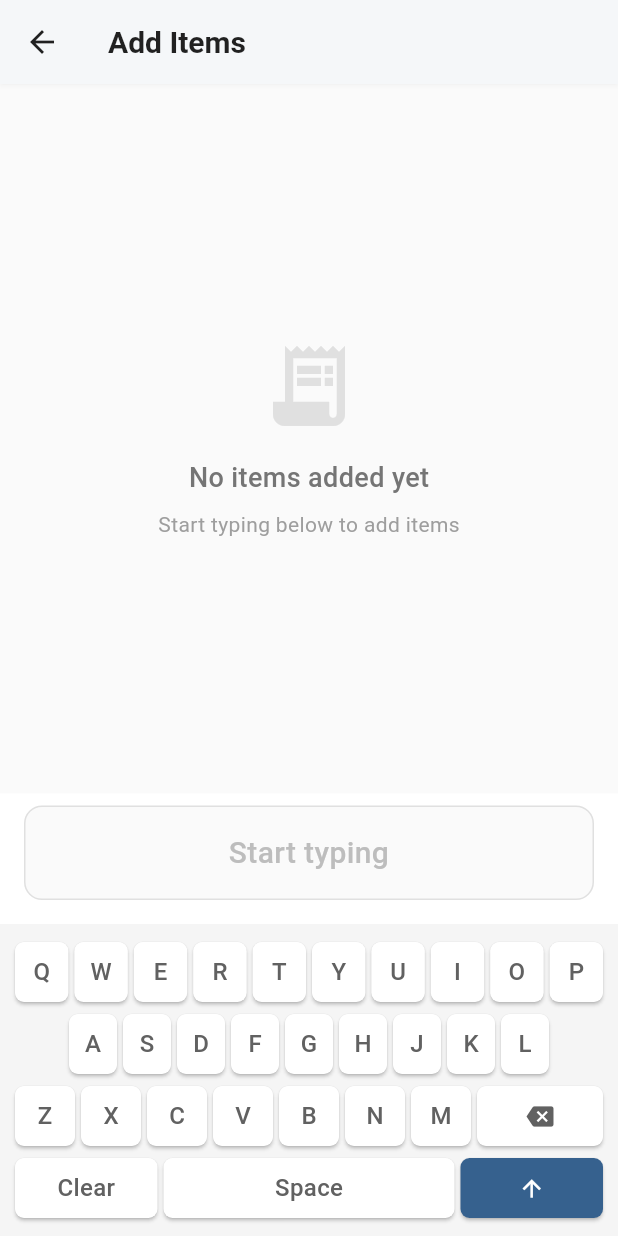
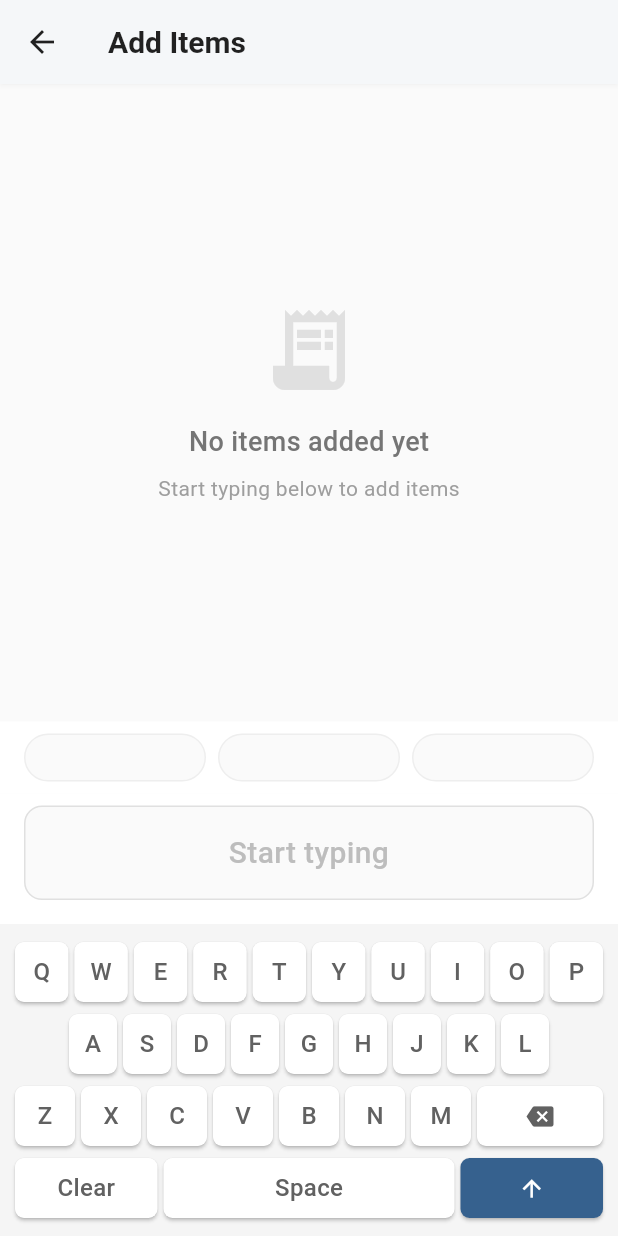
Before and after one commit to noodev8/splitdine2, a Flutter app: the AddNewItemScreen screen opened directly with empty values, on a phone screen of 412 x 824 dp. Run offline on Flutter 3.47's test engine with Material 3 defaults, Android fonts, the phone set to English and light mode, and no system bars; our stand-ins replace shared_preferences; accounts and stored records are empty.

Commit message:
Implement persistent WhatsApp-style suggestion bar for Flutter menu entry
- Remove loading/searching visual indicators for faster perceived typing speed
- Add persistent 3-slot suggestion bar: current word + 2 suggestions
- Remove _addSuggestionDirectly functionality and + button for cleaner UI
- Maintain word-based prediction and auto-spacing behavior
- Create consistent always-visible suggestion row to eliminate jarring appearance/disappearance

🤖 Generated with [Claude Code](https://claude.ai/code)

Co-Authored-By: Claude <noreply@anthropic.com>

```diff
--- a/splitdine2_flutter/lib/screens/add_new_item_screen.dart
+++ b/splitdine2_flutter/lib/screens/add_new_item_screen.dart
@@ -26,7 +26,6 @@ class _AddNewItemScreenState extends State<AddNewItemScreen> {
 
   bool _isAdding = false;
   List<Map<String, dynamic>> _suggestions = [];
-  bool _isSearching = false;
   int? _selectedSuggestionId;
 
   @override
@@ -59,22 +58,19 @@ class _AddNewItemScreenState extends State<AddNewItemScreen> {
 
     // Clear suggestions if no current word or too short (WhatsApp-style)
     if (currentWord.isEmpty || currentWord.length < 2) {
+      if (_suggestions.isNotEmpty) {
         setState(() {
           _suggestions = [];
           _selectedSuggestionId = null;
         });
+      }
       return;
     }
 
     // Trigger search with debouncing - search only the current word
-    setState(() {
-      _isSearching = true;
-    });
-
     _menuService.searchMenuItems(currentWord).then((result) {
       if (mounted) {
         setState(() {
-          _isSearching = false;
           if (result['success']) {
             _suggestions = List<Map<String, dynamic>>.from(result['suggestions']);
           } else {
@@ -228,22 +224,6 @@ class _AddNewItemScreenState extends State<AddNewItemScreen> {
     });
   }
 
-  Future<void> _addSuggestionDirectly(Map<String, dynamic> suggestion) async {
-    // Store the original user input for logging
-    final originalUserInput = _itemNameController.text.trim();
-
-    // Set the selected suggestion ID for logging
-    _selectedSuggestionId = suggestion['id'];
-
-    // Add the item directly - pass the original user input for logging
-    await _addItem(suggestion['name'], originalUserInput);
-
-    // Clear suggestions after adding
-    setState(() {
-      _suggestions = [];
-      _selectedSuggestionId = null;
-    });
-  }
 
   void _removeItem(int index) {
     setState(() {
@@ -290,6 +270,73 @@ class _AddNewItemScreenState extends State<AddNewItemScreen> {
         },
       ),
     );
+  }
+
+  // Get the current word being typed for display
+  String _getCurrentTypedWord() {
+    final text = _itemNameController.text;
+    final cursorPos = _itemNameController.selection.end;
+    final currentWord = _getCurrentWord(text, cursorPos);
+    return currentWord.isEmpty ? '' : currentWord;
+  }
+
+  // Get suggestion at index (null-safe)
+  String _getSuggestion(int index) {
+    if (_suggestions.length > index) {
+      return _suggestions[index]['name'] ?? '';
+    }
+    return '';
+  }
+
+  // Build a suggestion chip widget
+  Widget _buildSuggestionChip(String text, bool isCurrentWord) {
+    if (text.isEmpty) {
+      return Container(
+        height: 32,
+        decoration: BoxDecoration(
+          color: Colors.grey.shade50,
+          borderRadius: BorderRadius.circular(16),
+          border: Border.all(color: Colors.grey.shade200),
+        ),
+      );
+    }
+
+    return GestureDetector(
+      onTap: isCurrentWord ? null : () => _selectSuggestionByText(text),
+      child: Container(
+        height: 32,
+        padding: const EdgeInsets.symmetric(horizontal: 12),
+        decoration: BoxDecoration(
+          color: isCurrentWord ? Colors.grey.shade100 : Colors.blue.shade50,
+          borderRadius: BorderRadius.circular(16),
+          border: Border.all(
+            color: isCurrentWord ? Colors.grey.shade300 : Colors.blue.shade200,
+          ),
+        ),
+        alignment: Alignment.center,
+        child: Text(
+          text,
+          style: TextStyle(
+            fontSize: 13,
+            fontWeight: FontWeight.w500,
+            color: isCurrentWord ? Colors.grey.shade700 : Colors.blue.shade700,
+          ),
+          textAlign: TextAlign.center,
+          overflow: TextOverflow.ellipsis,
+        ),
+      ),
+    );
+  }
+
+  // Select suggestion by text
+  void _selectSuggestionByText(String suggestionText) {
+    final suggestion = _suggestions.firstWhere(
+      (s) => s['name'] == suggestionText,
+      orElse: () => {},
+    );
+    if (suggestion.isNotEmpty) {
+      _selectSuggestion(suggestion);
+    }
   }
 
   void _onKeyTap(String key) {
@@ -541,109 +588,30 @@ class _AddNewItemScreenState extends State<AddNewItemScreen> {
                   ),
           ),
 
-          // Autocomplete suggestions area
-          if (_suggestions.isNotEmpty)
+          // WhatsApp-style persistent suggestion bar
           Container(
             color: Colors.white,
-              child: Column(
-                children: [
-                  Container(
-                    height: 1,
-                    color: Colors.grey.shade300,
-                  ),
-                  ..._suggestions.map((suggestion) => Container(
-                    width: double.infinity,
-                    decoration: BoxDecoration(
-                      border: Border(
-                        bottom: BorderSide(
-                          color: Colors.grey.shade200,
-                          width: 0.5,
-                        ),
-                      ),
-                    ),
+            padding: const EdgeInsets.symmetric(horizontal: 16, vertical: 8),
             child: Row(
               children: [
-                        // Text area - tap to fill input field
+                // Current word being typed (left slot)
                 Expanded(
-                          child: InkWell(
-                            onTap: () => _selectSuggestion(suggestion),
-                            child: Container(
-                              padding: const EdgeInsets.symmetric(
-                                horizontal: 20,
-                                vertical: 12,
+                  child: _buildSuggestionChip(_getCurrentTypedWord(), true),
                 ),
-                              child: Row(
-                                children: [
-                                  Icon(
-                                    Icons.search,
-                                    size: 18,
-                                    color: Colors.grey.shade600,
+                const SizedBox(width: 8),
+                // First suggestion (middle slot)
+                Expanded(
+                  child: _buildSuggestionChip(_getSuggestion(0), false),
                 ),
-                                  const SizedBox(width: 12),
+                const SizedBox(width: 8),
+                // Second suggestion (right slot)
                 Expanded(
-                                    child: Text(
-                                      suggestion['name'],
-                                      style: const TextStyle(
-                                        fontSize: 16,
-                                        fontWeight: FontWeight.w500,
-                                      ),
-                                    ),
+                  child: _buildSuggestionChip(_getSuggestion(1), false),
                 ),
               ],
             ),
           ),
-                          ),
-                        ),
-                        // Arrow button - tap to add directly
-                        InkWell(
-                          onTap: () => _addSuggestionDirectly(suggestion),
-                          child: Container(
-                            padding: const EdgeInsets.all(16),
-                            child: Icon(
-                              Icons.add_circle_outline,
-                              size: 20,
-                              color: const Color(0xFF7A8471),
-                            ),
-                          ),
-                        ),
-                      ],
-                    ),
-                  )),
-                ],
-              ),
-            ),
 
-          // Show loading indicator when searching
-          if (_isSearching && _suggestions.isEmpty && _getCurrentWord(_itemNameController.text, _itemNameController.selection.end).length >= 2)
-            Container(
-              color: Colors.white,
-              padding: const EdgeInsets.all(16),
-              child: Center(
-                child: Row(
-                  mainAxisAlignment: MainAxisAlignment.center,
-                  children: [
-                    SizedBox(
-                      width: 16,
-                      height: 16,
-                      child: CircularProgressIndicator(
-                        strokeWidth: 2,
-                        valueColor: AlwaysStoppedAnimation<Color>(
-                          Colors.grey.shade400,
-                        ),
-                      ),
-                    ),
-                    const SizedBox(width: 12),
-                    Text(
-                      'Searching...',
-                      style: TextStyle(
-                        color: Colors.grey.shade600,
-                        fontSize: 14,
-                      ),
-                    ),
-                  ],
-                ),
-              ),
-            ),
 
           // Text display at top
           Container(
```
Lines whose indentation alone changed are shown as unchanged.
